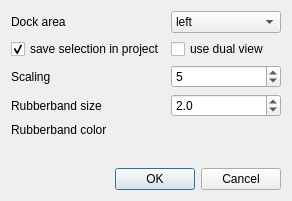
azvoleff/teamqgis, file ui/ui_settings.ui: the form before one commit.
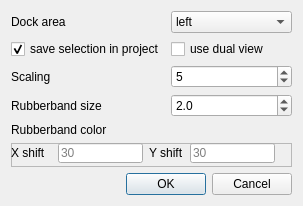
The form after the commit.

Commit message: Move xres/yres to global settings, and update ui.

The edit to the form file:
```diff
--- a/ui/ui_settings.ui
+++ b/ui/ui_settings.ui
@@ -6,8 +6,8 @@
    <rect>
     <x>0</x>
     <y>0</y>
-    <width>292</width>
-    <height>201</height>
+    <width>299</width>
+    <height>191</height>
    </rect>
   </property>
   <property name="windowTitle">
@@ -38,19 +38,6 @@
      </property>
     </widget>
    </item>
-   <item row="5" column="0">
-    <spacer name="verticalSpacer">
-     <property name="orientation">
-      <enum>Qt::Vertical</enum>
-     </property>
-     <property name="sizeHint" stdset="0">
-      <size>
-       <width>20</width>
-       <height>40</height>
-      </size>
-     </property>
-    </spacer>
-   </item>
    <item row="3" column="1">
     <widget class="QDoubleSpinBox" name="rubberWidth">
      <property name="toolTip">
@@ -132,6 +119,80 @@
      </property>
     </widget>
    </item>
+   <item row="5" column="0" colspan="2">
+    <widget class="QFrame" name="frame_2">
+     <property name="minimumSize">
+      <size>
+       <width>281</width>
+       <height>24</height>
+      </size>
+     </property>
+     <property name="frameShape">
+      <enum>QFrame::StyledPanel</enum>
+     </property>
+     <property name="frameShadow">
+      <enum>QFrame::Raised</enum>
+     </property>
+     <widget class="QLabel" name="label_5">
+      <property name="geometry">
+       <rect>
+        <x>0</x>
+        <y>0</y>
+        <width>41</width>
+        <height>20</height>
+       </rect>
+      </property>
+      <property name="text">
+       <string>X shift</string>
+      </property>
+     </widget>
+     <widget class="QLineEdit" name="xres">
+      <property name="geometry">
+       <rect>
+        <x>47</x>
+        <y>0</y>
+        <width>85</width>
+        <height>20</height>
+       </rect>
+      </property>
+      <property name="inputMethodHints">
+       <set>Qt::ImhDigitsOnly|Qt::ImhPreferNumbers</set>
+      </property>
+      <property name="placeholderText">
+       <string>30</string>
+      </property>
+     </widget>
+     <widget class="QLineEdit" name="yres">
+      <property name="geometry">
+       <rect>
+        <x>179</x>
+        <y>0</y>
+        <width>85</width>
+        <height>20</height>
+       </rect>
+      </property>
+      <property name="inputMethodHints">
+       <set>Qt::ImhDigitsOnly|Qt::ImhPreferNumbers</set>
+      </property>
+      <property name="placeholderText">
+       <string>30</string>
+      </property>
+     </widget>
+     <widget class="QLabel" name="label_6">
+      <property name="geometry">
+       <rect>
+        <x>138</x>
+        <y>0</y>
+        <width>35</width>
+        <height>20</height>
+       </rect>
+      </property>
+      <property name="text">
+       <string>Y shift</string>
+      </property>
+     </widget>
+    </widget>
+   </item>
   </layout>
  </widget>
  <resources/>
```
The commit also changes 5 other files.
